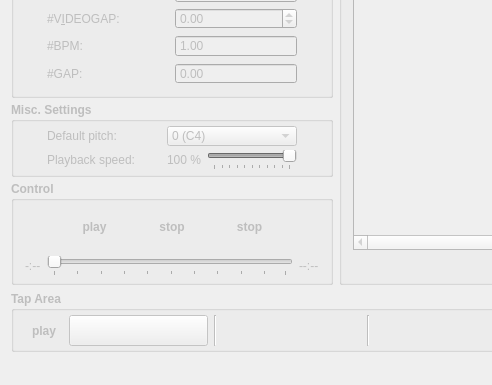
Qt form src/QCMainWindow.ui (UltraStar-Deluxe/UltraStar-Creator) before a commit; both pictures show x 0 to 492 and y 418 to 803 of the 1000 by 803 pixel window.
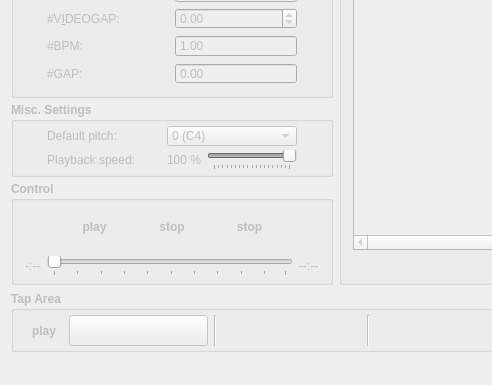
The same form after that commit. Icons and pictures are not drawn.

Commit message: * minimum playback speed is now 10% (before 50%) * playback speed may now be changed while playing/tapping * playback speed now affects tempo AND pitch (BASS_ATTRIB_TEMPO_FREQ) as opposed to tempo only (BASS_ATTRIB_TEMPO), just like a record spinning at a lower RPM as this works much better for low playback speeds * default pitch may also be changed while playing/tapping * undo tap button now rewinds by 1 seconds for each undo

```diff
--- a/src/QCMainWindow.ui
+++ b/src/QCMainWindow.ui
@@ -2401,7 +2401,7 @@
                     <string>Here you can adjust the playback speed of the audio file while tapping. This is especially helpful when tapping very fast songs.</string>
                    </property>
                    <property name="minimum">
-                    <number>50</number>
+                    <number>10</number>
                    </property>
                    <property name="maximum">
                     <number>100</number>
```
Left out of the diff: 2 changed lines with no effect on the pictures. The commit also changes 4 other files.
